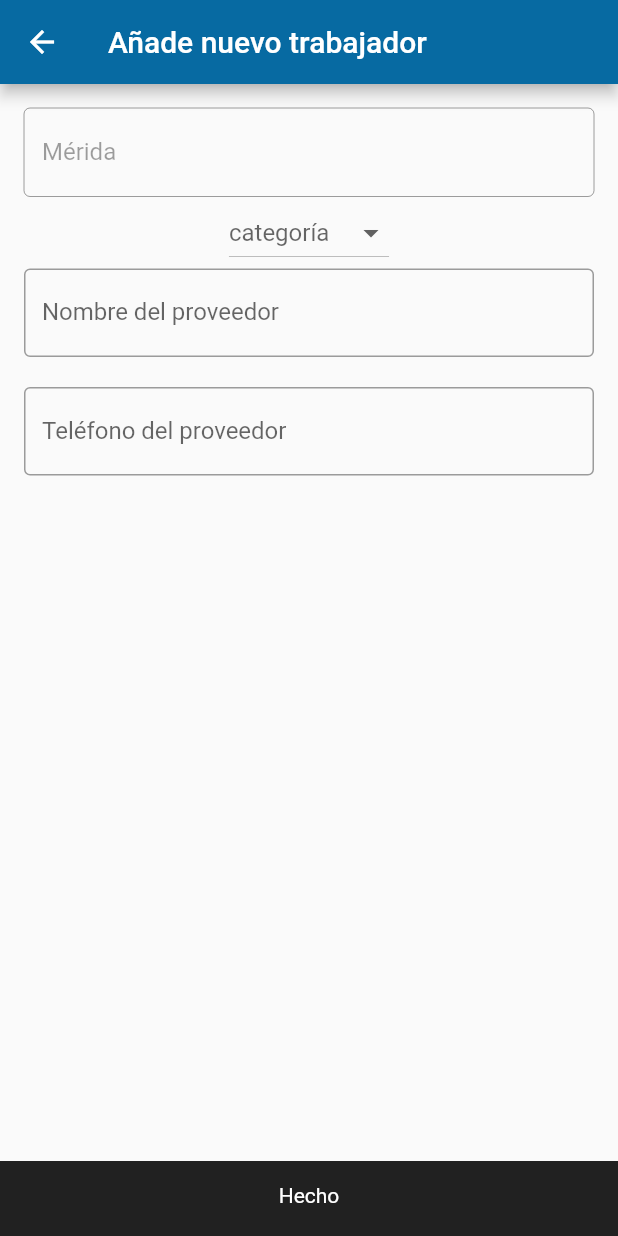
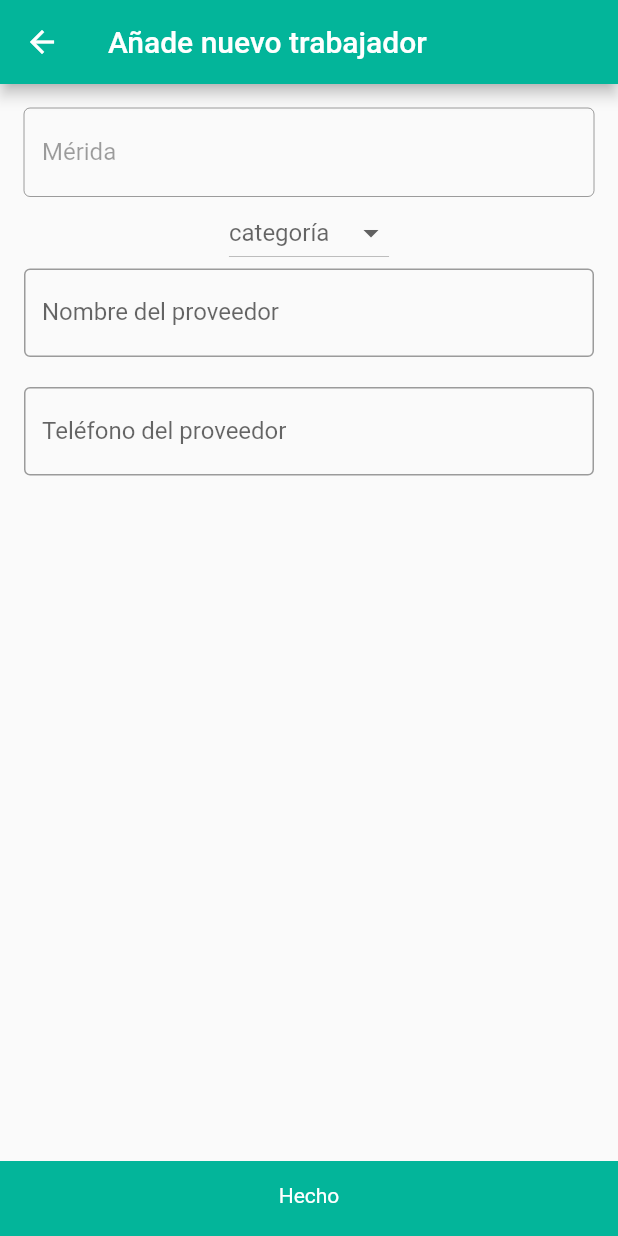
Before and after one commit to tomasbaran/gapi, a Flutter app: the screen it shows after launch, after a tap on "+ AÑADIR", on a phone screen of 412 x 824 dp. Run offline on Flutter 3.47's test engine with Material 2 defaults, Android fonts, the light colour scheme and no system bars; our stand-ins replace firebase_core, firebase_database; accounts and stored records are empty.

Commit message:
UI changes

```diff
--- a/lib/main.dart
+++ b/lib/main.dart
@@ -23,12 +23,12 @@ class MyApp extends StatelessWidget {
     return MaterialApp(
       title: 'Tedi',
       theme: ThemeData(
-        primaryColor: const Color(0xFF076AA2),
+        primaryColor: const Color.fromARGB(255, 3, 181, 154),
         appBarTheme: AppBarTheme(
-          color: const Color(0xFF076AA2),
+          color: const Color.fromARGB(255, 3, 181, 154),
         ),
       ),
-      home: WorkersListScreen(title: 'Tedi'),
+      home: WorkersListScreen(title: 'Tedi.app'),
     );
   }
 }
--- a/lib/screens/workers_list_screen.dart
+++ b/lib/screens/workers_list_screen.dart
@@ -66,13 +66,31 @@ class _WorkersListScreenState extends State<WorkersListScreen> {
   Widget build(BuildContext context) {
     return Scaffold(
       appBar: AppBar(
-        title: Text(widget.title + ': $workersCounter proveederos'),
+        elevation: 0,
+        title: Row(
+          crossAxisAlignment: CrossAxisAlignment.end,
+          children: [
+            Text(
+              widget.title,
+              style: TextStyle(
+                fontWeight: FontWeight.w800,
+                fontSize: 24,
+              ),
+            ),
+            Text(
+              ': $workersCounter proveederos',
+              style: TextStyle(
+                color: Colors.white70,
+                fontSize: 20,
+                fontWeight: FontWeight.w400,
+              ),
+            ),
+          ],
+        ),
       ),
       body: Column(children: [
-        SizedBox(
-          height: 32,
-        ),
         Container(
+          color: Theme.of(context).primaryColor,
           height: 40,
           child: ListView(
             scrollDirection: Axis.horizontal,
@@ -83,14 +101,17 @@ class _WorkersListScreenState extends State<WorkersListScreen> {
                   const SizedBox(width: 24),
                   index == selectedCategoryIndex
                       ? Container(
-                          padding: EdgeInsets.all(8),
-                          decoration: BoxDecoration(
-                            color: Theme.of(context).primaryColor,
-                            borderRadius: BorderRadius.all(Radius.circular(8)),
+                          padding: const EdgeInsets.all(12),
+                          decoration: const BoxDecoration(
+                            color: Colors.white,
+                            borderRadius: BorderRadius.only(
+                              topLeft: Radius.circular(12),
+                              topRight: const Radius.circular(12),
+                            ),
                           ),
                           child: Text(
                             categories[index],
-                            style: TextStyle(color: Colors.white),
+                            style: TextStyle(color: Theme.of(context).primaryColor, fontWeight: FontWeight.bold),
                           ),
                         )
                       : GestureDetector(
@@ -100,6 +121,7 @@ class _WorkersListScreenState extends State<WorkersListScreen> {
                           }),
                           child: Text(
                             categories[index],
+                            style: TextStyle(color: Colors.white),
                           ),
                         ),
                 ],
--- a/lib/widgets/bottom_black_button.dart
+++ b/lib/widgets/bottom_black_button.dart
@@ -15,7 +15,7 @@ class BottomBlackButton extends StatelessWidget {
         padding: const EdgeInsets.only(top: 15),
         height: 50,
         width: double.infinity,
-        color: Colors.black87,
+        color: Theme.of(context).primaryColor,
         child: Align(
           alignment: Alignment.topCenter,
           child: Text(
--- a/lib/widgets/worker_container.dart
+++ b/lib/widgets/worker_container.dart
@@ -25,9 +25,9 @@ class WorkerContainer extends StatelessWidget {
                   ))),
       child: Container(
           margin: EdgeInsets.symmetric(vertical: 8),
-          padding: const EdgeInsets.all(8),
+          padding: const EdgeInsets.all(16),
           decoration: BoxDecoration(
-            color: Colors.grey[300],
+            color: Color.fromARGB(30, 3, 181, 154),
             borderRadius: const BorderRadius.all(Radius.circular(12)),
           ),
           child: Row(
@@ -45,8 +45,8 @@ class WorkerContainer extends StatelessWidget {
                 ],
               ),
               Container(
-                padding: EdgeInsets.all(8),
-                decoration: BoxDecoration(color: Colors.grey, borderRadius: BorderRadius.all(Radius.circular(8))),
+                padding: EdgeInsets.all(16),
+                decoration: BoxDecoration(color: Colors.black26, borderRadius: BorderRadius.all(Radius.circular(8))),
                 child: const Text(
                   '? %',
                   style: TextStyle(color: Colors.white, fontWeight: FontWeight.bold),
```
Also changed, not shown: 1 other file.
